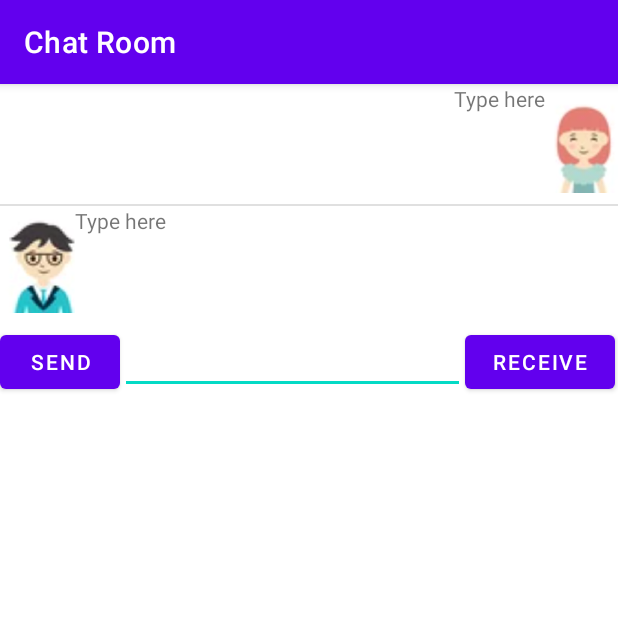
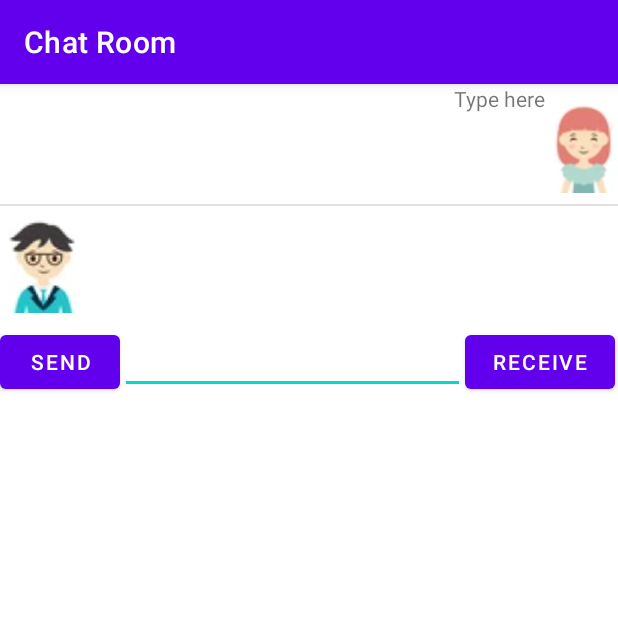
Before and after one commit to HelloNYAC/AndroidLabs, an Android app: the ChatRoomActivity screen opened directly, with no data from a screen before it, after a tap on "RECEIVE", on a phone screen of 412 x 824 dp, the top half of it. Run offline under Robolectric (Android 15) with nearby library versions, the phone set to English and light mode, and no system bars; 1 other tap on this screen came first.

Commit message:
Finished Lab5

```diff
--- a/app/src/main/java/com/cst2335/yue00015/ChatRoomActivity.java
+++ b/app/src/main/java/com/cst2335/yue00015/ChatRoomActivity.java
@@ -19,6 +19,7 @@ import android.widget.TextView;
 import android.widget.Toast;
 
 import java.util.ArrayList;
+import java.util.Arrays;
 
 public class ChatRoomActivity extends AppCompatActivity {
     private ArrayList<Message> messageList = new ArrayList<>();
@@ -51,7 +52,7 @@ public class ChatRoomActivity extends AppCompatActivity {
             newRowValues.put(MyOpener.SEND_TYPE, 0);
             long newId = db.insert(MyOpener.TABLE_NAME, null, newRowValues);
 
-            Message msgSend = new Message(textMessage, true, newId);
+            Message msgSend = new Message(typed.getText().toString(), true, newId);
             messageList.add(msgSend);
             typed.setText("");
             Toast.makeText(this, "Inserted item id:"+newId, Toast.LENGTH_LONG).show();
@@ -64,7 +65,7 @@ public class ChatRoomActivity extends AppCompatActivity {
             newRowValues.put(MyOpener.TEXT_MESSAGE, textMessage);
             newRowValues.put(MyOpener.SEND_TYPE, 1);
             long newId = db.insert(MyOpener.TABLE_NAME, null, newRowValues);
-            Message msgRcv = new Message(textMessage,false, newId);
+            Message msgRcv = new Message(typed.getText().toString(),false, newId);
             messageList.add(msgRcv);
             typed.setText("");
 
@@ -121,12 +122,13 @@ public class ChatRoomActivity extends AppCompatActivity {
    }
 
     protected void printCursor(Cursor c, int version){
+        int columN = c.getColumnCount();
         Log.e("Version", Integer.toString(db.getVersion()));
-//        Log.e("Version", Integer.toString(db.getVersion()));
-
-//        Log.v("Column Count", String.valueOf(c.getColumnCount()));
-//        Log.v("Column Names", String.valueOf(c.getColumnNames()));
-//        Log.v("Row Count", c.getString(c.getCount()));
+        Log.e("Number Columns", Integer.toString(columN));
+        for(int i=0; i< columN; i++){
+            Log.e("Column Name", c.getColumnName(i));
+        }
+        Log.e("Number Rows", Integer.toString(c.getCount()));
     }
 
     class MyListAdapter extends BaseAdapter {
```
